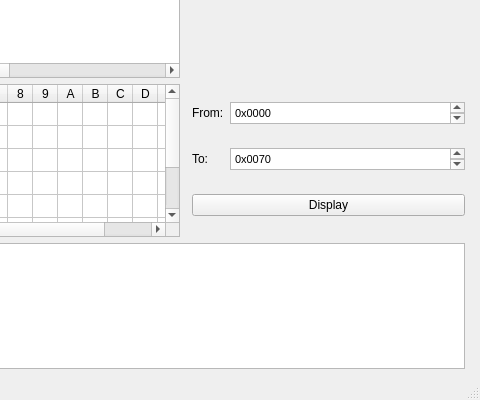
Qt form Code/ui/Intel8080_MainWindow.ui (NicoSchrodt/8-Bit-Simulator) before a commit; both pictures show x 494 to 974 and y 274 to 674 of the 974 by 674 pixel window.
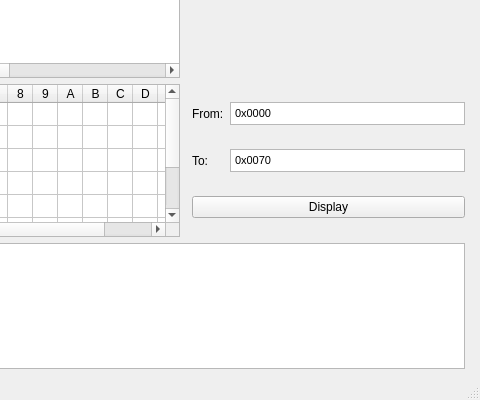
The same form after that commit.

```diff
--- a/Code/ui/Intel8080_MainWindow.ui
+++ b/Code/ui/Intel8080_MainWindow.ui
@@ -148,7 +148,7 @@
         <property name="maximumSize">
          <size>
           <width>16777215</width>
-          <height>22</height>
+          <height>23</height>
          </size>
         </property>
         <property name="html">
@@ -165,7 +165,7 @@
         <property name="maximumSize">
          <size>
           <width>16777215</width>
-          <height>22</height>
+          <height>23</height>
          </size>
         </property>
         <property name="html">
```
